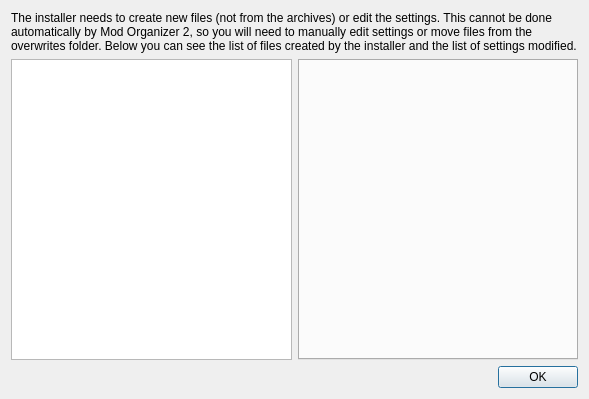
The window that src/installer_fomod_csharp_postdialog.ui (Holt59/modorganizer-installer_fomod_csharp) describes before a commit, drawn with Qt 5.
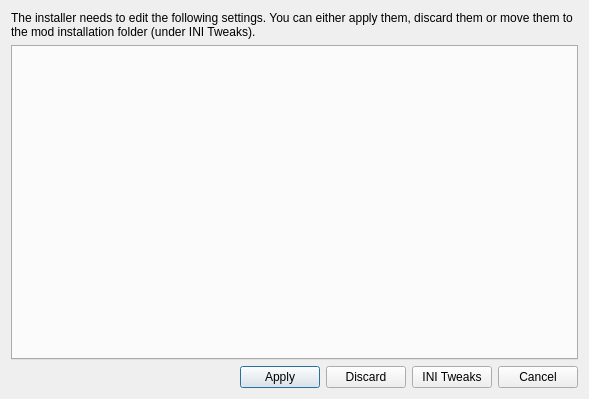
The same window after the commit.

Commit message: Better handling of settings edited by installers.

```diff
--- a/src/installer_fomod_csharp_postdialog.ui
+++ b/src/installer_fomod_csharp_postdialog.ui
@@ -17,7 +17,7 @@
    <item>
     <widget class="QLabel" name="label">
      <property name="text">
-      <string>The installer needs to create new files (not from the archives) or edit the settings. This cannot be done automatically by Mod Organizer 2, so you will need to manually edit settings or move files from the overwrites folder. Below you can see the list of files created by the installer and the list of settings modified.</string>
+      <string>The installer needs to edit the following settings. You can either apply them, discard them or move them to the mod installation folder (under INI Tweaks).</string>
      </property>
      <property name="wordWrap">
       <bool>true</bool>
@@ -26,9 +26,6 @@
    </item>
    <item>
     <layout class="QHBoxLayout" name="horizontalLayout">
-     <item>
-      <widget class="QListWidget" name="listWidget"/>
-     </item>
      <item>
       <widget class="QTabWidget" name="tabWidget">
        <property name="currentIndex">
@@ -39,14 +36,61 @@
     </layout>
    </item>
    <item>
-    <widget class="QDialogButtonBox" name="buttonBox">
-     <property name="orientation">
-      <enum>Qt::Horizontal</enum>
-     </property>
-     <property name="standardButtons">
-      <set>QDialogButtonBox::Ok</set>
-     </property>
-    </widget>
+    <layout class="QHBoxLayout" name="horizontalLayout_2" stretch="0,0,0,0,0">
+     <item>
+      <spacer name="horizontalSpacer">
+       <property name="orientation">
+        <enum>Qt::Horizontal</enum>
+       </property>
+       <property name="sizeHint" stdset="0">
+        <size>
+         <width>40</width>
+         <height>20</height>
+        </size>
+       </property>
+      </spacer>
+     </item>
+     <item>
+      <widget class="QPushButton" name="applyBtn">
+       <property name="toolTip">
+        <string>Apply the settings to the INI files corresponding to the current profile.</string>
+       </property>
+       <property name="text">
+        <string>Apply</string>
+       </property>
+      </widget>
+     </item>
+     <item>
+      <widget class="QPushButton" name="discardBtn">
+       <property name="toolTip">
+        <string>Discard the settings.</string>
+       </property>
+       <property name="text">
+        <string>Discard</string>
+       </property>
+      </widget>
+     </item>
+     <item>
+      <widget class="QPushButton" name="moveBtn">
+       <property name="toolTip">
+        <string>Create files under &quot;INI Tweaks&quot; in the mod folder with these settings.</string>
+       </property>
+       <property name="text">
+        <string>INI Tweaks</string>
+       </property>
+      </widget>
+     </item>
+     <item>
+      <widget class="QPushButton" name="cancelBtn">
+       <property name="toolTip">
+        <string>Cancel the installation.</string>
+       </property>
+       <property name="text">
+        <string>Cancel</string>
+       </property>
+      </widget>
+     </item>
+    </layout>
    </item>
   </layout>
  </widget>
```
Left out of the diff: 35 changed lines with no effect on the pictures. The commit also changes 8 other files.
